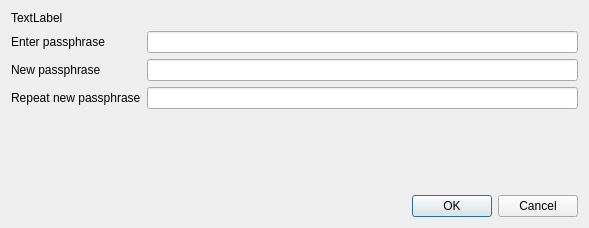
First picture: the form in src/qt/forms/askpassphrasedialog.ui, repository mcastillo0724/novacoin, before the edit.
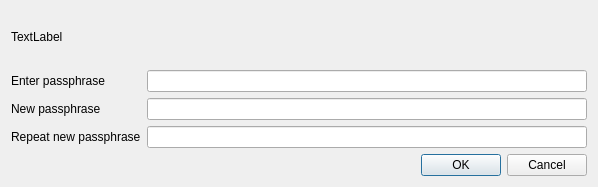
Second picture: the form after the edit.

Commit message: Enable wordwrap for long message in passphrase dialog - Remove explicit resizing from constructor to prevent potential hang

```diff
--- a/src/qt/forms/askpassphrasedialog.ui
+++ b/src/qt/forms/askpassphrasedialog.ui
@@ -6,8 +6,8 @@
    <rect>
     <x>0</x>
     <y>0</y>
-    <width>589</width>
-    <height>228</height>
+    <width>598</width>
+    <height>187</height>
    </rect>
   </property>
   <property name="sizePolicy">
@@ -34,6 +34,9 @@
      <property name="textFormat">
       <enum>Qt::RichText</enum>
      </property>
+     <property name="wordWrap">
+      <bool>true</bool>
+     </property>
     </widget>
    </item>
    <item>
@@ -85,19 +88,6 @@
      </item>
     </layout>
    </item>
-   <item>
-    <spacer name="verticalSpacer">
-     <property name="orientation">
-      <enum>Qt::Vertical</enum>
-     </property>
-     <property name="sizeHint" stdset="0">
-      <size>
-       <width>20</width>
-       <height>40</height>
-      </size>
-     </property>
-    </spacer>
-   </item>
    <item>
     <widget class="QDialogButtonBox" name="buttonBox">
      <property name="orientation">
```
The commit also changes 1 other file.
